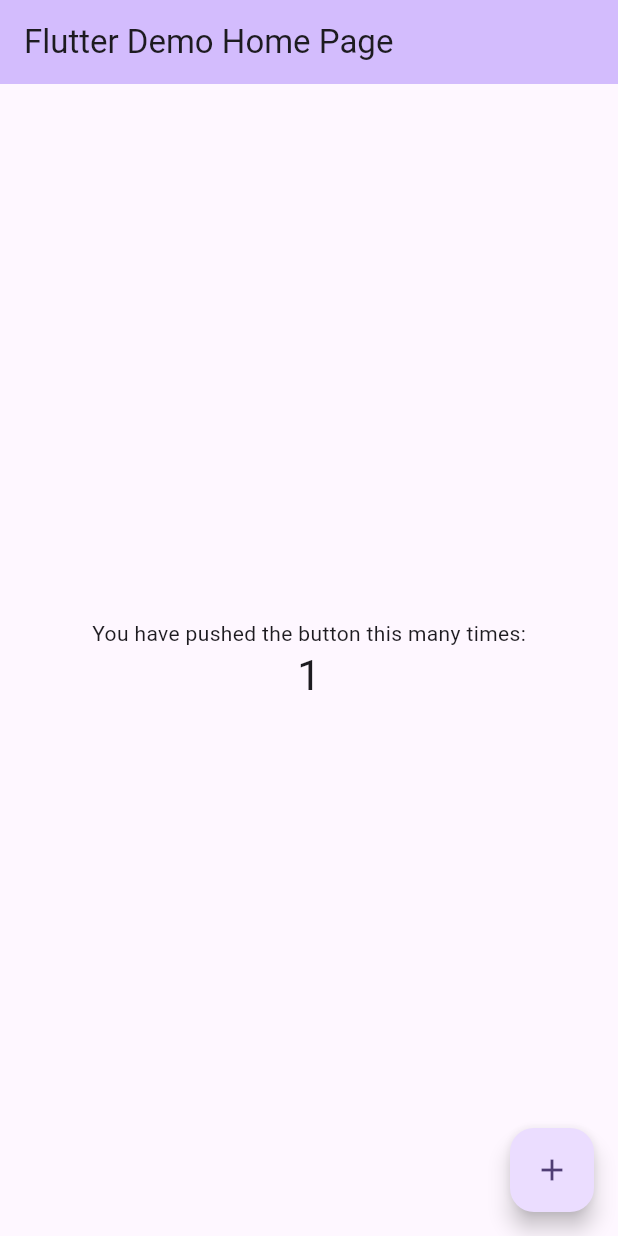
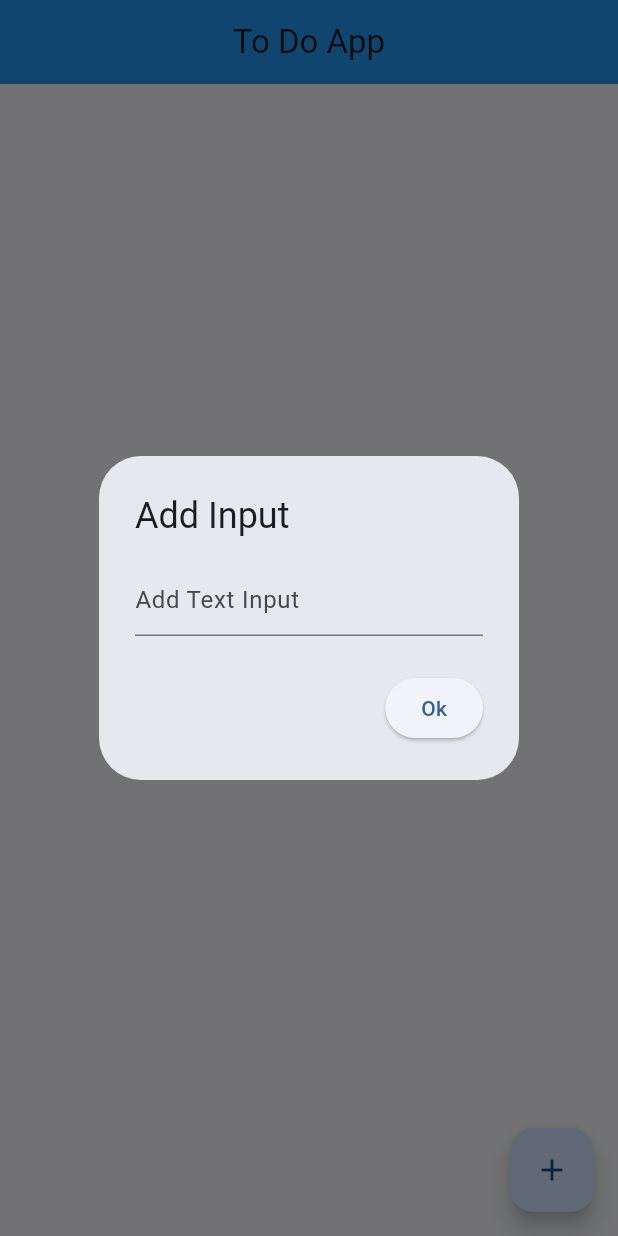
Before and after one commit to Shakshor/todo_app_hive, a Flutter app: the screen it shows after launch, after a tap on the "add" icon, on a phone screen of 412 x 824 dp. Run offline on Flutter 3.47's test engine with Material 2 defaults, Android fonts, the phone set to English and light mode, and no system bars; our stand-ins replace hive, hive_flutter; accounts and stored records are empty.

```diff
--- a/lib/main.dart
+++ b/lib/main.dart
@@ -1,6 +1,12 @@
 import 'package:flutter/material.dart';
+import 'package:hive/hive.dart';
+import 'package:path_provider/path_provider.dart';
+import 'package:todo_app_hive/view/home.dart';
 
-void main() {
+void main() async {
+  WidgetsFlutterBinding.ensureInitialized();
+  final documentsDir = await getApplicationDocumentsDirectory();
+  Hive.init(documentsDir.path);
   runApp(const MyApp());
 }
 
@@ -13,113 +19,11 @@ class MyApp extends StatelessWidget {
     return MaterialApp(
       title: 'Flutter Demo',
       theme: ThemeData(
-        // This is the theme of your application.
-        //
-        // TRY THIS: Try running your application with "flutter run". You'll see
-        // the application has a blue toolbar. Then, without quitting the app,
-        // try changing the seedColor in the colorScheme below to Colors.green
-        // and then invoke "hot reload" (save your changes or press the "hot
-        // reload" button in a Flutter-supported IDE, or press "r" if you used
-        // the command line to start the app).
-        //
-        // Notice that the counter didn't reset back to zero; the application
-        // state is not lost during the reload. To reset the state, use hot
-        // restart instead.
-        //
-        // This works for code too, not just values: Most code changes can be
-        // tested with just a hot reload.
-        colorScheme: ColorScheme.fromSeed(seedColor: Colors.deepPurple),
+        colorScheme: ColorScheme.fromSeed(seedColor: Colors.blue),
         useMaterial3: true,
       ),
-      home: const MyHomePage(title: 'Flutter Demo Home Page'),
+      debugShowCheckedModeBanner: false,
+      home: const HomePage(),
     );
   }
 }
-
-class MyHomePage extends StatefulWidget {
-  const MyHomePage({super.key, required this.title});
-
-  // This widget is the home page of your application. It is stateful, meaning
-  // that it has a State object (defined below) that contains fields that affect
-  // how it looks.
-
-  // This class is the configuration for the state. It holds the values (in this
-  // case the title) provided by the parent (in this case the App widget) and
-  // used by the build method of the State. Fields in a Widget subclass are
-  // always marked "final".
-
-  final String title;
-
-  @override
-  State<MyHomePage> createState() => _MyHomePageState();
-}
-
-class _MyHomePageState extends State<MyHomePage> {
-  int _counter = 0;
-
-  void _incrementCounter() {
-    setState(() {
-      // This call to setState tells the Flutter framework that something has
-      // changed in this State, which causes it to rerun the build method below
-      // so that the display can reflect the updated values. If we changed
-      // _counter without calling setState(), then the build method would not be
-      // called again, and so nothing would appear to happen.
-      _counter++;
-    });
-  }
-
-  @override
-  Widget build(BuildContext context) {
-    // This method is rerun every time setState is called, for instance as done
-    // by the _incrementCounter method above.
-    //
-    // The Flutter framework has been optimized to make rerunning build methods
-    // fast, so that you can just rebuild anything that needs updating rather
-    // than having to individually change instances of widgets.
-    return Scaffold(
-      appBar: AppBar(
-        // TRY THIS: Try changing the color here to a specific color (to
-        // Colors.amber, perhaps?) and trigger a hot reload to see the AppBar
-        // change color while the other colors stay the same.
-        backgroundColor: Theme.of(context).colorScheme.inversePrimary,
-        // Here we take the value from the MyHomePage object that was created by
-        // the App.build method, and use it to set our appbar title.
-        title: Text(widget.title),
-      ),
-      body: Center(
-        // Center is a layout widget. It takes a single child and positions it
-        // in the middle of the parent.
-        child: Column(
-          // Column is also a layout widget. It takes a list of children and
-          // arranges them vertically. By default, it sizes itself to fit its
-          // children horizontally, and tries to be as tall as its parent.
-          //
-          // Column has various properties to control how it sizes itself and
-          // how it positions its children. Here we use mainAxisAlignment to
-          // center the children vertically; the main axis here is the vertical
-          // axis because Columns are vertical (the cross axis would be
-          // horizontal).
-          //
-          // TRY THIS: Invoke "debug painting" (choose the "Toggle Debug Paint"
-          // action in the IDE, or press "p" in the console), to see the
-          // wireframe for each widget.
-          mainAxisAlignment: MainAxisAlignment.center,
-          children: <Widget>[
-            const Text(
-              'You have pushed the button this many times:',
-            ),
-            Text(
-              '$_counter',
-              style: Theme.of(context).textTheme.headlineMedium,
-            ),
-          ],
-        ),
-      ),
-      floatingActionButton: FloatingActionButton(
-        onPressed: _incrementCounter,
-        tooltip: 'Increment',
-        child: const Icon(Icons.add),
-      ), // This trailing comma makes auto-formatting nicer for build methods.
-    );
-  }
-}
--- /dev/null
+++ b/lib/view/home.dart
@@ -0,0 +1,112 @@
+// imported_files
+import 'package:flutter/material.dart';
+import 'package:hive_flutter/adapters.dart';
+
+class HomePage extends StatefulWidget {
+  const HomePage({super.key});
+
+  @override
+  State<HomePage> createState() => _HomePageState();
+}
+
+class _HomePageState extends State<HomePage> {
+  Box? _todosBox;
+  final TextEditingController _textController = TextEditingController();
+
+  // alert_dialogue
+  Future<void> _displayInputDialog(BuildContext context) async {
+    return showDialog(
+        context: context,
+        builder: (context){
+          return AlertDialog(
+            title: const Text('Add Input'),
+            content:  TextField(
+              controller: _textController,
+              decoration: const InputDecoration(
+                hintText: 'Add Text Input'
+              ),
+            ),
+            actions: [
+              ElevatedButton(
+                  onPressed: (){
+                    _todosBox?.add({
+                      'content': _textController.text,
+                      'time' : DateTime.now().toIso8601String(),
+                      'isDone' : false,
+                    });
+                    Navigator.pop(context);
+                    _textController.clear();
+                  },
+                  child: const Text('Ok')
+              )
+            ],
+          );
+        }
+    );
+  }
+
+  @override
+  void initState() {
+    super.initState();
+    Hive.openBox('todos_box').then((_boxValue){
+      setState(() {
+        _todosBox = _boxValue;
+      });
+    });
+  }
+
+  @override
+  Widget build(BuildContext context) {
+    return  Scaffold(
+      appBar: AppBar(
+        title: const Text('To Do App'),
+        centerTitle: true,
+        backgroundColor: Colors.blue,
+      ),
+      body: _buildHomeUI(),
+      floatingActionButton: FloatingActionButton(
+        onPressed: () => _displayInputDialog(context),
+        child: const Icon(
+          Icons.add
+        ),
+      ),
+    );
+  }
+  Widget _buildHomeUI (){
+    if(_todosBox == null){
+      return const Center(
+        child: CircularProgressIndicator(),
+      );
+    }
+    return ValueListenableBuilder(
+        valueListenable: _todosBox!.listenable(),
+        builder: (context, boxValue, widget){
+          final todoKeys = boxValue.keys.toList();
+          return SizedBox.expand(
+            child: ListView.builder(
+                itemCount: todoKeys.length,
+                itemBuilder: (context, index){
+                  Map todo = _todosBox!.get(todoKeys[index]);
+                  print('$todo');
+                  return ListTile(
+                    onLongPress: () async {
+                      await _todosBox!.delete(todoKeys[index]);
+                    },
+                    title: Text(todo['content']),
+                    // title: Text(index.toString()),
+                    // subtitle: Text(todo['time']),
+                    trailing: Checkbox(
+                      value: todo['isDone'],
+                      onChanged: (value) async {
+                        todo['isDone'] = value;
+                        await _todosBox!.put(todoKeys[index], todo);
+                      },
+                    ),
+                  );
+                }
+            ),
+          );
+        }
+    );
+  }
+}
--- a/pubspec.yaml
+++ b/pubspec.yaml
@@ -35,6 +35,9 @@ dependencies:
   # The following adds the Cupertino Icons font to your application.
   # Use with the CupertinoIcons class for iOS style icons.
   cupertino_icons: ^1.0.2
+  hive: ^2.2.3
+  hive_flutter: ^1.1.0
+  path_provider: ^2.1.2
 
 dev_dependencies:
   flutter_test:
```
Also changed, not shown: pubspec.lock.
